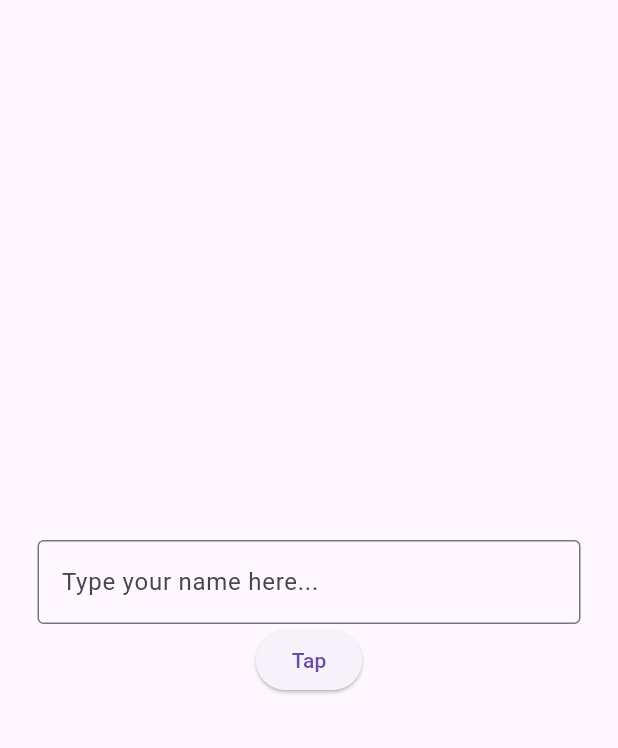
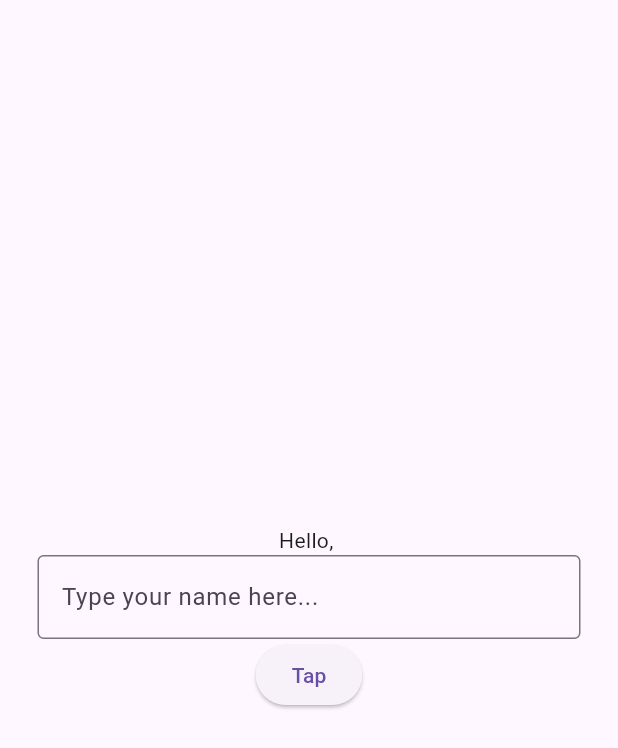
Before and after one commit to adyutaa/input-text-fl, a Flutter app: the screen it shows after launch, after a tap on "Tap", on a phone screen of 412 x 824 dp. Shown: the top 748 px of the screen. Run offline on Flutter 3.47's test engine with Material 3 defaults, Android fonts, the phone set to English and light mode, and no system bars.

Commit message:
Input Text Basics 2

```diff
--- a/lib/pages/todo_page.dart
+++ b/lib/pages/todo_page.dart
@@ -11,8 +11,13 @@ class _ToDoPageState extends State<ToDoPage> {
   // controller to get access to what user typed in.
   TextEditingController myController = TextEditingController();
 
+// initialize String for greetUser
+  String greetingMessage = "";
+
   void greetUser() {
-    print(myController.text);
+    setState(() {
+    greetingMessage = "Hello, " + myController.text;
+    });
   }
 
   @override
@@ -24,6 +29,8 @@ class _ToDoPageState extends State<ToDoPage> {
           child: Column(
             mainAxisAlignment: MainAxisAlignment.center,
             children: [
+              // Text greeting message
+              Text(greetingMessage),
               TextField(
                 controller: myController,
                 decoration: InputDecoration(
```
